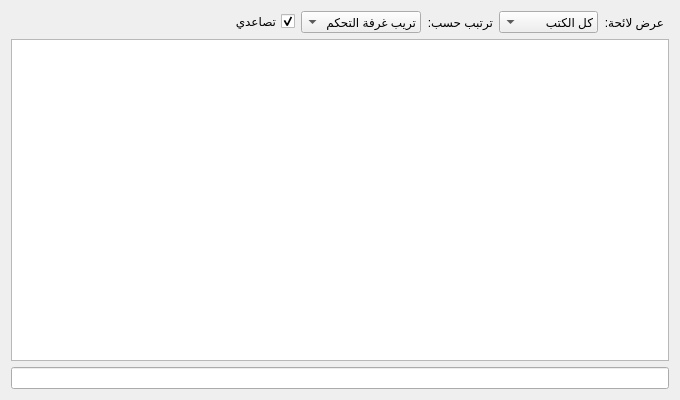
Above: src/bookslistbrowser.ui from boussouira/moltaqa before the change. Below: the same form after it.
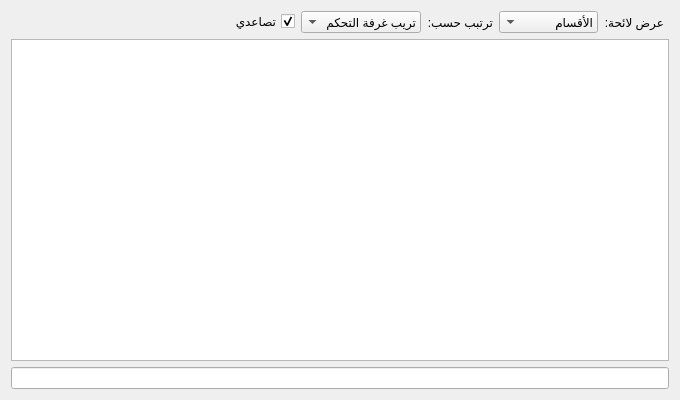
That is the form after the change. Custom widgets are drawn as their Qt base class.

Commit message: Rename books list

The edit to the form file:
```diff
--- a/src/bookslistbrowser.ui
+++ b/src/bookslistbrowser.ui
@@ -36,7 +36,7 @@
       <widget class="QComboBox" name="comboCurrentList">
        <item>
         <property name="text">
-         <string>كل الكتب</string>
+         <string>الأقسام</string>
         </property>
        </item>
        <item>
```
The commit also changes 1 other file.
